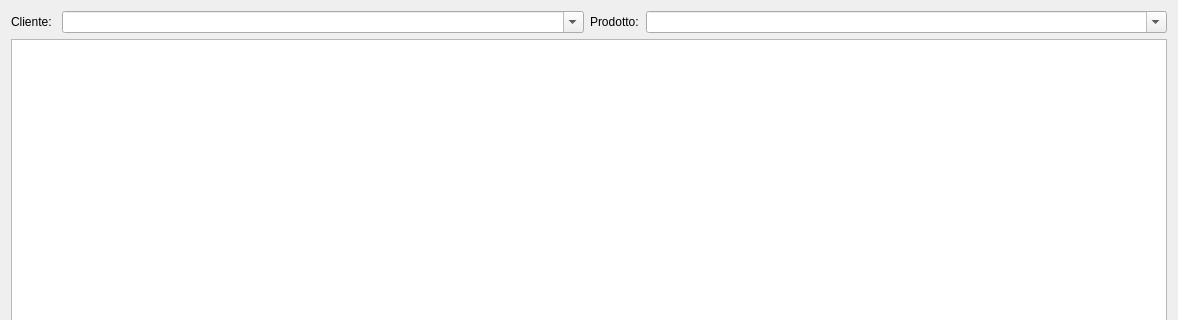
Before: the Qt Designer form hnschede.ui in fblabs/hamlet-mod-sancon, drawn with Qt 5; both pictures show x 0 to 1178 and y 0 to 320 of the 1178 by 673 pixel window.
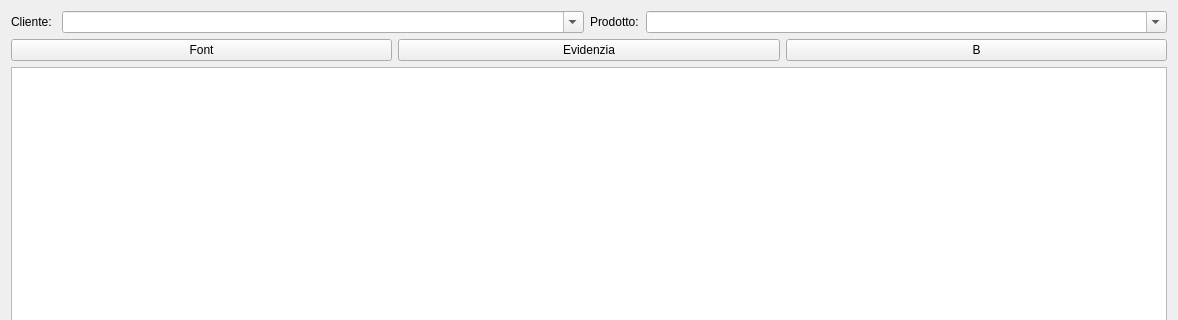
After: the same form once the commit is applied. Icons and pictures are not drawn.

What changed in the file:
```diff
--- a/hnschede.ui
+++ b/hnschede.ui
@@ -89,6 +89,31 @@
      </item>
     </layout>
    </item>
+   <item>
+    <layout class="QHBoxLayout" name="horizontalLayout_3">
+     <item>
+      <widget class="QPushButton" name="pushButton_3">
+       <property name="text">
+        <string>Font</string>
+       </property>
+      </widget>
+     </item>
+     <item>
+      <widget class="QPushButton" name="pushButton">
+       <property name="text">
+        <string>Evidenzia</string>
+       </property>
+      </widget>
+     </item>
+     <item>
+      <widget class="QPushButton" name="pbBold">
+       <property name="text">
+        <string>B</string>
+       </property>
+      </widget>
+     </item>
+    </layout>
+   </item>
    <item>
     <widget class="QTextEdit" name="textEdit">
      <property name="contextMenuPolicy">
```
